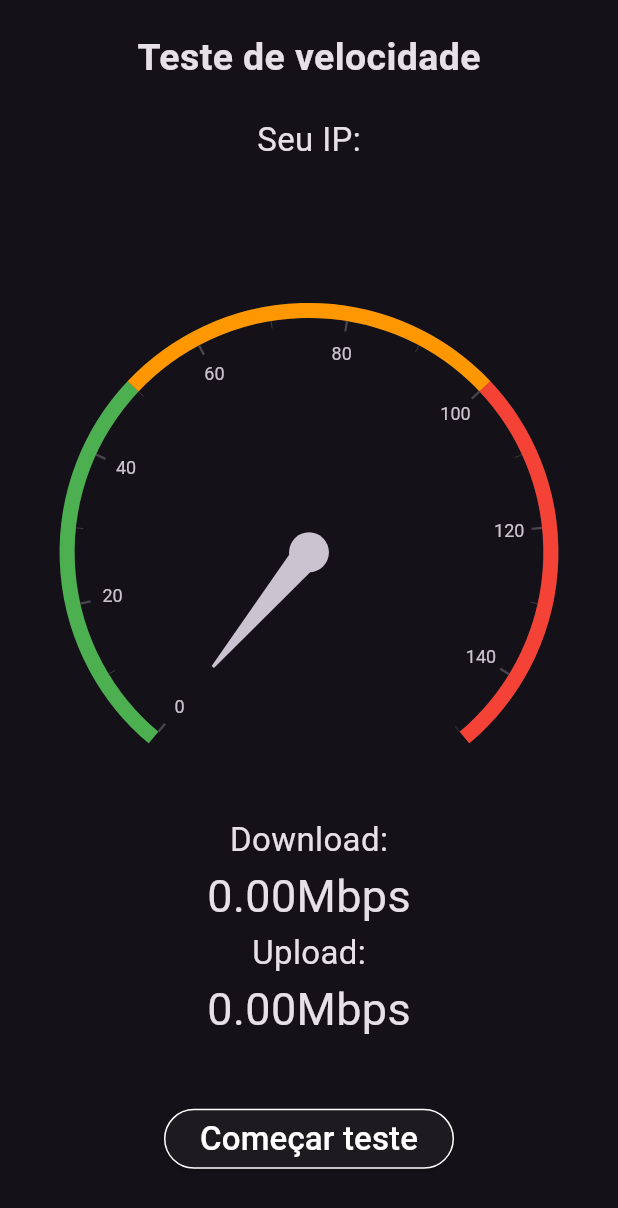
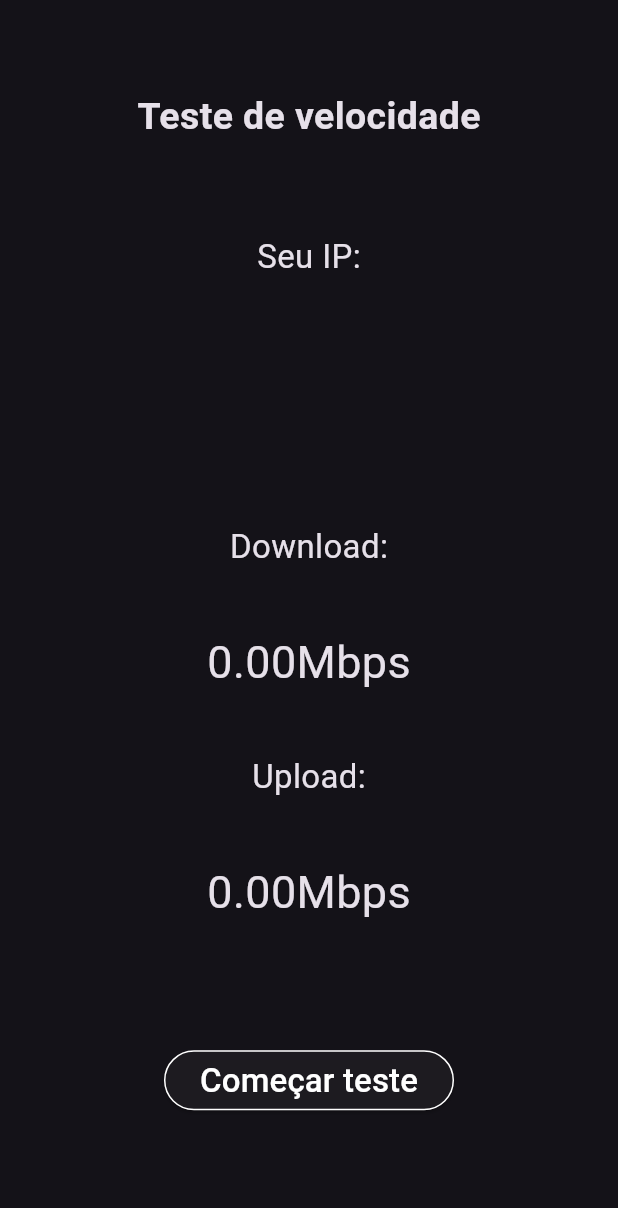
Before and after one commit to e-medeiros1/speedtest_connect, a Flutter app: the screen it shows after launch, after a tap on "Começar teste", on a phone screen of 412 x 824 dp. Shown: the top 1208 px of the screen. Run offline on Flutter 3.47's test engine with Material 3 defaults, Android fonts, the phone set to English and light mode, and no system bars; drawn by our look-alikes of syncfusion_flutter_gauges; missing offline and left inert: flutter_internet_speed_test.

Commit message:
Add animation to downlaod and upload gauges

```diff
--- a/lib/app/speedtest_connect.dart
+++ b/lib/app/speedtest_connect.dart
@@ -22,6 +22,7 @@ class _SpeedtestConnectState extends State<SpeedtestConnect> {
   bool _isServerSelected = false;
   final double _displayNumber = 0.0;
   String _myIp = '';
+  bool _isDownloadComplete = false;
 
   String _unitText = 'Mbps';
 
@@ -138,8 +139,11 @@ class _SpeedtestConnectState extends State<SpeedtestConnect> {
                 style: const TextStyle(fontSize: 30.0),
               ),
             ),
-            if (_downloadProgress != '100') _downloadGauge(),
-            if (_downloadProgress == '100') _uploadGauge(),
+            if (_testInProgress)
+              AnimatedContainer(
+                duration: const Duration(milliseconds: 1000),
+                child: _isDownloadComplete ? _uploadGauge() : _downloadGauge(),
+              ),
             const Text(
               "Download:",
               style: TextStyle(fontSize: 22.0),
@@ -216,6 +220,7 @@ class _SpeedtestConnectState extends State<SpeedtestConnect> {
                         });
                       }, onDownloadComplete: (TestResult data) {
                         setState(() {
+                          _isDownloadComplete = true;
                           _downloadRate = data.transferRate;
                           _unitText = data.unit == SpeedUnit.kbps ? 'Kbps' : 'Mbps';
                           _downloadCompletionTime = data.durationInMillis;
@@ -270,7 +275,7 @@ class _SpeedtestConnectState extends State<SpeedtestConnect> {
         _unitText = 'Mbps';
         _downloadCompletionTime = 0;
         _uploadCompletionTime = 0;
-
+        _isDownloadComplete = false;
         _myIp = '';
       }
     });
```
